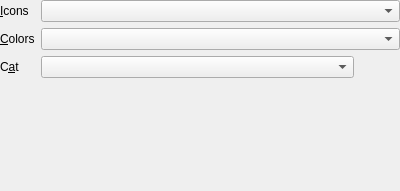
First picture: the form in launcher/ui/widgets/ThemeCustomizationWidget.ui, repository Ryex/PrismLauncher, before the edit.
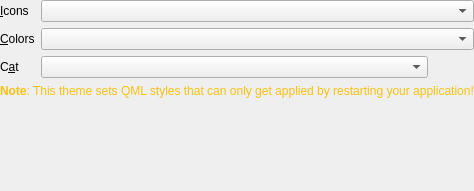
Second picture: the form after the edit. Icons and pictures are not drawn.

What changed in the file:
```diff
--- a/launcher/ui/widgets/ThemeCustomizationWidget.ui
+++ b/launcher/ui/widgets/ThemeCustomizationWidget.ui
@@ -125,6 +125,16 @@
      </item>
     </layout>
    </item>
+   <item row="3" column="0" colspan="2">
+    <widget class="QLabel" name="needsRestartLabel">
+     <property name="visible">
+      <bool>false</bool>
+     </property>
+     <property name="text">
+         <string>&lt;html&gt;&lt;head/&gt;&lt;body&gt;&lt;p&gt;&lt;span style=&quot; font-weight:600; color:#f5c211;&quot;&gt;Note&lt;/span&gt;&lt;span style=&quot; color:#f5c211;&quot;&gt;: This theme sets QML styles that can only get applied by restarting your application!&lt;/span&gt;&lt;/p&gt;&lt;/body&gt;&lt;/html&gt;</string>
+     </property>
+    </widget>
+   </item>
   </layout>
  </widget>
  <resources/>
```
